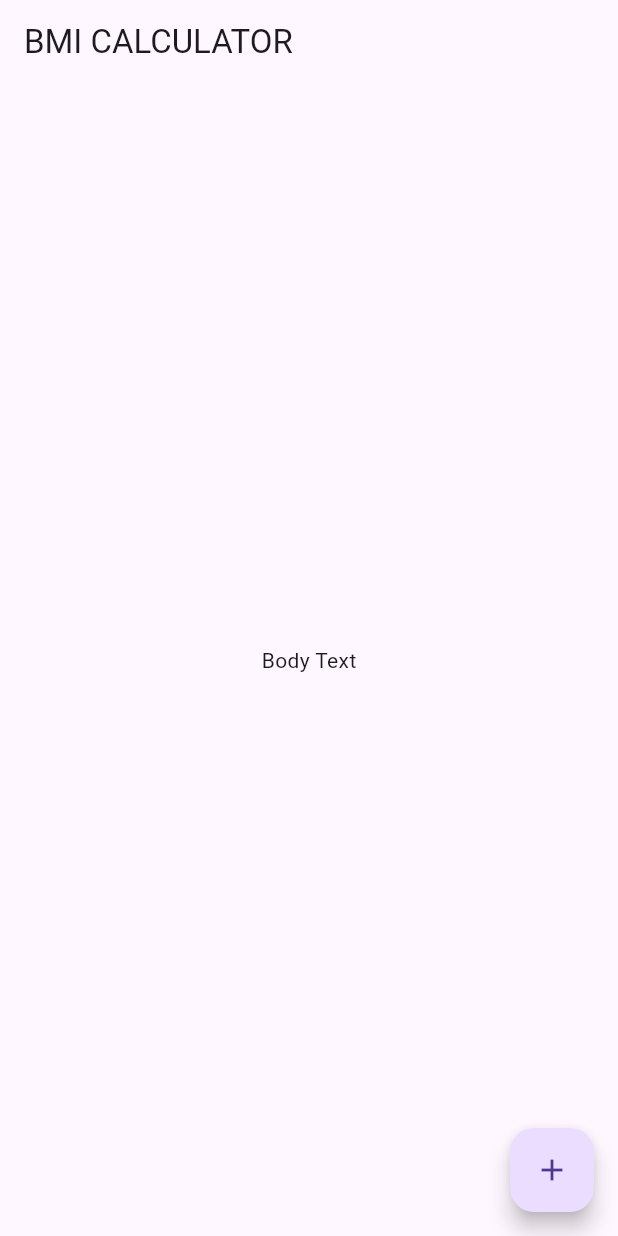
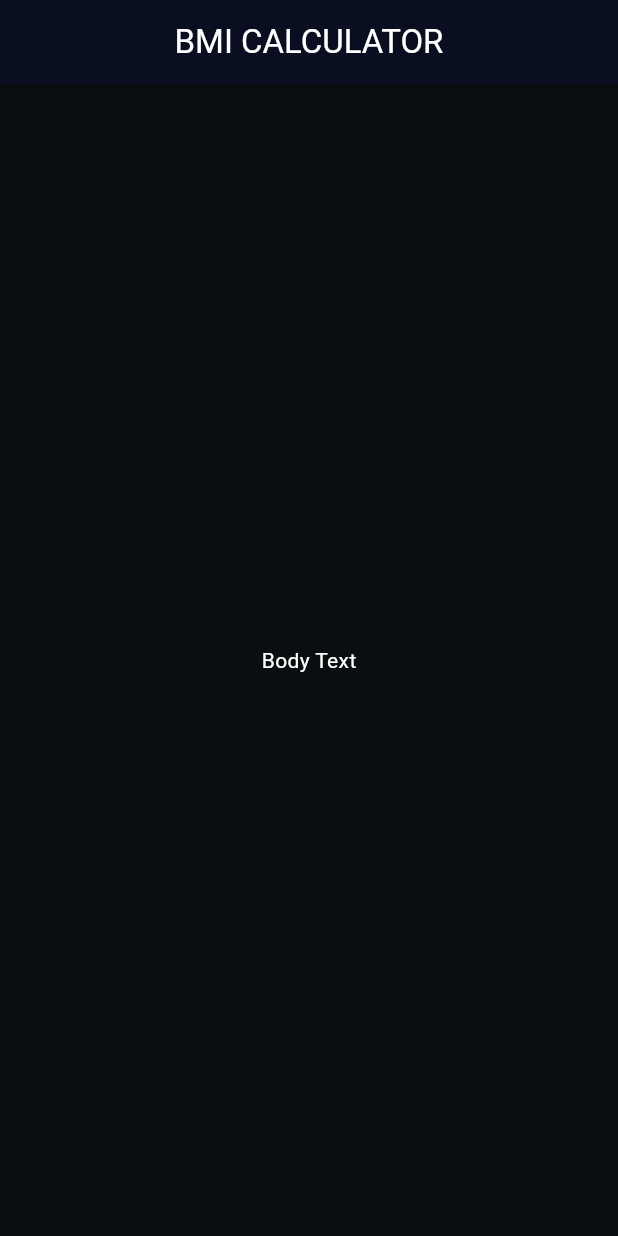
Before and after one commit to RITWIZSINGH/bmi_calculator_flutter, a Flutter app: the screen it shows after launch, on a phone screen of 412 x 824 dp. Run offline on Flutter 3.47's test engine with Material 3 defaults, Android fonts, the phone set to English and light mode, and no system bars.

Commit message:
defined theme of the app

```diff
--- /dev/null
+++ b/lib/input_page.dart
@@ -0,0 +1,25 @@
+// ignore_for_file: library_private_types_in_public_api, prefer_const_constructors
+
+import 'package:flutter/material.dart';
+
+class InputPage extends StatefulWidget {
+  @override
+  _InputPageState createState() => _InputPageState();
+}
+
+class _InputPageState extends State<InputPage> {
+  @override
+  Widget build(BuildContext context) {
+    return Scaffold(
+      appBar: AppBar(
+        title: Text(
+          'BMI CALCULATOR',
+          style: TextStyle(color: Colors.white),
+        ),
+      ),
+      body: Center(
+        child: Text('Body Text'),
+      ),
+    );
+  }
+}
--- a/lib/main.dart
+++ b/lib/main.dart
@@ -1,6 +1,7 @@
 // ignore_for_file: prefer_const_constructors, library_private_types_in_public_api, use_key_in_widget_constructors
 
 import 'package:flutter/material.dart';
+import 'input_page.dart';
 
 void main() => runApp(BMICalculator());
 
@@ -8,30 +9,13 @@ class BMICalculator extends StatelessWidget {
   @override
   Widget build(BuildContext context) {
     return MaterialApp(
+      theme: ThemeData.dark().copyWith(
+          appBarTheme: AppBarTheme(color: Color(0xFF0A0E21), centerTitle: true),
+          floatingActionButtonTheme:
+              FloatingActionButtonThemeData(backgroundColor: Colors.purple),
+          scaffoldBackgroundColor: Color(0xFF0A0E10),
+          textTheme: TextTheme(bodyMedium: TextStyle(color: Colors.white))),
       home: InputPage(),
     );
   }
 }
-
-class InputPage extends StatefulWidget {
-  @override
-  _InputPageState createState() => _InputPageState();
-}
-
-class _InputPageState extends State<InputPage> {
-  @override
-  Widget build(BuildContext context) {
-    return Scaffold(
-      appBar: AppBar(
-        title: Text('BMI CALCULATOR'),
-      ),
-      body: Center(
-        child: Text('Body Text'),
-      ),
-      floatingActionButton: FloatingActionButton(
-        onPressed: (){},
-        child: Icon(Icons.add),
-      ),
-    );
-  }
-}
```
